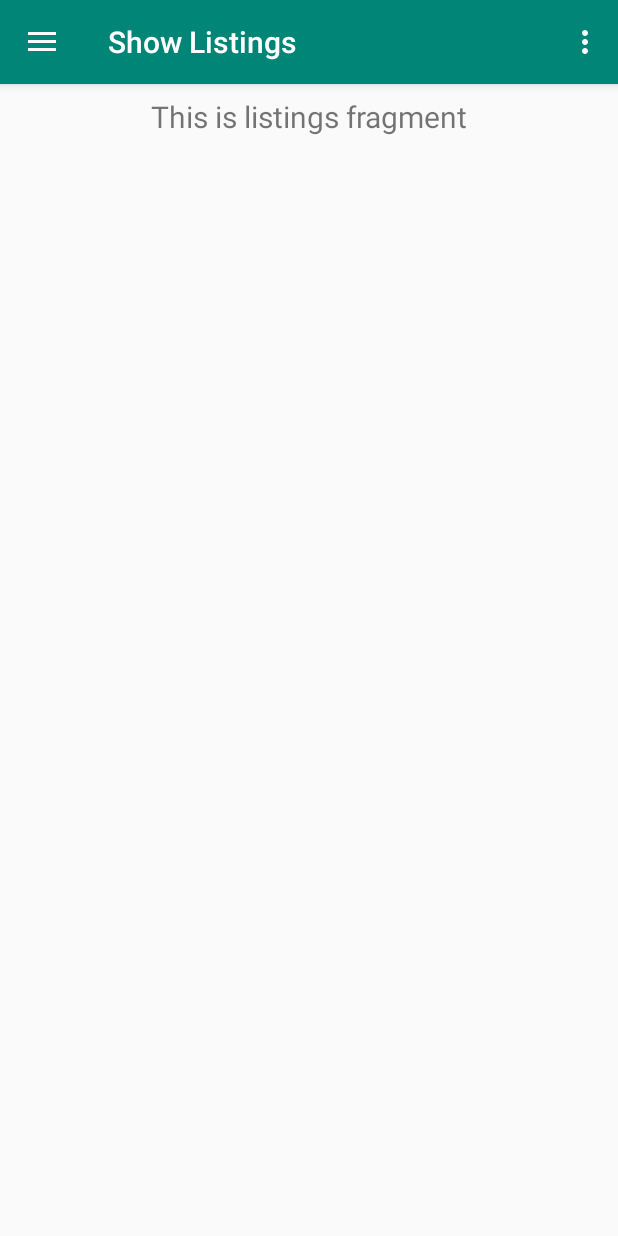
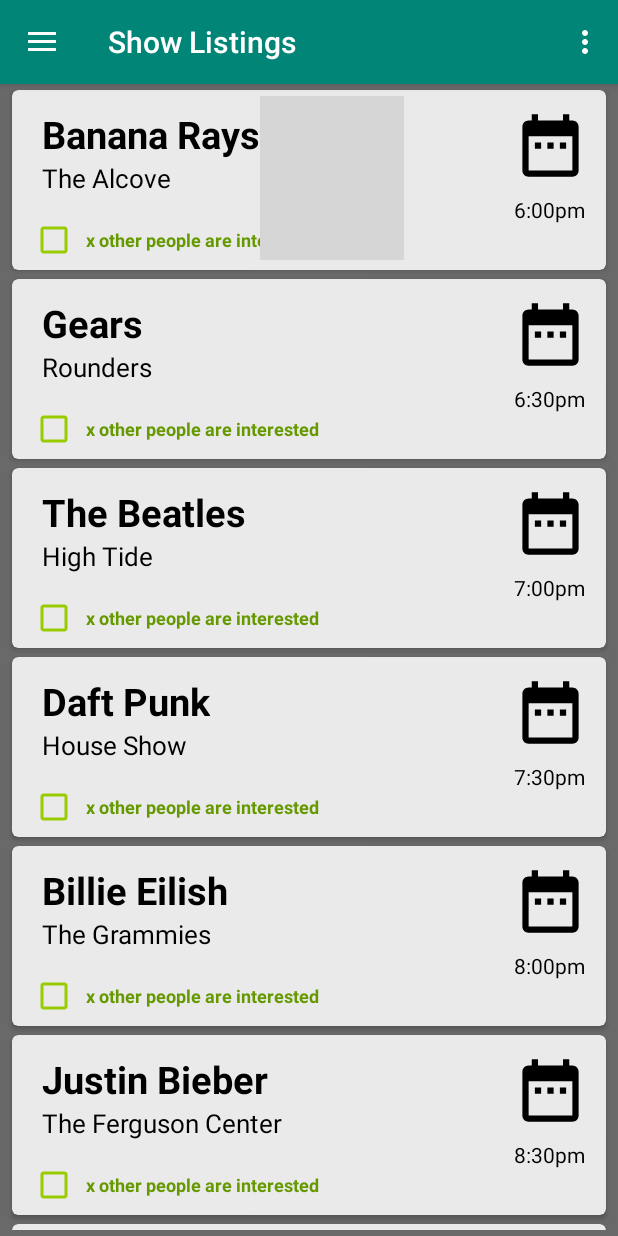
Before and after one commit to ConnorGill/indieHood, an Android app: the screen it shows after launch (MainActivity), on a phone screen of 412 x 824 dp. Run offline under Robolectric (Android 15) with nearby library versions, the phone set to English and light mode, and no system bars; our stand-ins replace navigation-ui; grey boxes are pictures that could not be loaded.

Commit message:
Building the Show Listings view

```diff
--- a/ProjectFiles/app/build.gradle
+++ b/ProjectFiles/app/build.gradle
@@ -30,4 +30,10 @@ dependencies {
     testImplementation 'junit:junit:4.12'
     androidTestImplementation 'androidx.test.ext:junit:1.1.0'
     androidTestImplementation 'androidx.test.espresso:espresso-core:3.1.1'
+    //recycler
+    implementation 'androidx.recyclerview:recyclerview:1.0.0'
+    //card
+    implementation 'androidx.cardview:cardview:1.0.0'
+
+
 }
--- /dev/null
+++ b/ProjectFiles/app/src/main/java/com/example/myapplication/ui/listings/ListingAdapter.java
@@ -0,0 +1,76 @@
+package com.example.myapplication.ui.listings;
+
+import android.view.LayoutInflater;
+import android.view.View;
+import android.view.ViewGroup;
+import android.widget.CheckBox;
+import android.widget.ImageView;
+import android.widget.TextView;
+
+import androidx.annotation.NonNull;
+import androidx.recyclerview.widget.RecyclerView;
+
+import com.example.myapplication.R;
+
+import java.util.ArrayList;
+import java.util.ResourceBundle;
+
+public class ListingAdapter extends RecyclerView.Adapter<ListingAdapter.ListingViewHolder> {
+    private ArrayList<ShowListing> showListings;
+
+    public static class ListingViewHolder extends RecyclerView.ViewHolder {
+        public TextView mTextBandName;
+        public TextView mTextVenue;
+        public TextView mTextTime;
+        public TextView mInterestedText;
+        public ImageView mBandFavorited;
+        public ImageView mVenueFavorited;
+        public CheckBox mUserInterested;
+
+        public ListingViewHolder(View itemView){
+            super(itemView);
+            mTextBandName = itemView.findViewById(R.id.bandName);
+            mTextVenue = itemView.findViewById(R.id.venue);
+            mTextTime = itemView.findViewById(R.id.time);
+            mInterestedText = itemView.findViewById(R.id.interested_text);
+            mBandFavorited = itemView.findViewById(R.id.bandFavorited);
+            mVenueFavorited = itemView.findViewById(R.id.venueFavorited);
+            mUserInterested = itemView.findViewById(R.id.interested);
+        }
+    }
+
+    public ListingAdapter(ArrayList<ShowListing> showList) {
+        this.showListings = showList;
+    }
+
+    @NonNull
+    @Override
+    public ListingViewHolder onCreateViewHolder(@NonNull ViewGroup parent, int viewType) {
+        View v = LayoutInflater.from(parent.getContext()).inflate(R.layout.show_listing, parent, false);
+        ListingViewHolder evh = new ListingViewHolder(v);
+        return evh;
+    }
+    @Override
+    public int getItemViewType(int position) {
+        return position;
+    }
+    @Override
+    public void onBindViewHolder(final @NonNull ListingViewHolder holder, int position) {
+        final ShowListing currentItem = this.showListings.get(position);
+        holder.mTextBandName.setText(currentItem.getBandName());
+        holder.mTextVenue.setText(currentItem.getVenue());
+        holder.mTextTime.setText(currentItem.getTime());
+        holder.mInterestedText.setText(currentItem.getNumberInterested());
+        if (currentItem.getBandFavorite()){
+            holder.mBandFavorited.setImageResource(R.drawable.favorites_icon_24dp);
+        }
+        if (currentItem.getVenueFavorite()){
+            holder.mVenueFavorited.setImageResource(R.drawable.favorites_icon_24dp);
+        }
+    }
+
+    @Override
+    public int getItemCount() {
+        return this.showListings.size();
+    }
+}
--- a/ProjectFiles/app/src/main/java/com/example/myapplication/ui/listings/ListingsFragment.java
+++ b/ProjectFiles/app/src/main/java/com/example/myapplication/ui/listings/ListingsFragment.java
@@ -11,8 +11,12 @@ import androidx.annotation.NonNull;
 import androidx.fragment.app.Fragment;
 import androidx.lifecycle.Observer;
 import androidx.lifecycle.ViewModelProviders;
+import androidx.recyclerview.widget.LinearLayoutManager;
+import androidx.recyclerview.widget.RecyclerView;
 
 import com.example.myapplication.R;
+
+import java.util.ArrayList;
 
 public class ListingsFragment extends Fragment {
 
@@ -20,16 +24,38 @@ public class ListingsFragment extends Fragment {
 
     public View onCreateView(@NonNull LayoutInflater inflater,
                              ViewGroup container, Bundle savedInstanceState) {
+        RecyclerView allListings;
+        RecyclerView.Adapter mAdapter;
+        RecyclerView.LayoutManager mLayoutManager;
+
         listingsViewModel =
                 ViewModelProviders.of(this).get(ListingsViewModel.class);
         View root = inflater.inflate(R.layout.fragment_listings, container, false);
-        final TextView textView = root.findViewById(R.id.text_home);
-        listingsViewModel.getText().observe(this, new Observer<String>() {
-            @Override
-            public void onChanged(@Nullable String s) {
-                textView.setText(s);
-            }
-        });
+        ArrayList<ShowListing> showLists = new ArrayList<>();
+        showLists.add(new ShowListing("Banana Rays", "The Alcove", "6:00pm"));
+        showLists.add(new ShowListing("Gears", "Rounders", "6:30pm"));
+        showLists.add(new ShowListing("The Beatles", "High Tide", "7:00pm"));
+        showLists.add(new ShowListing("Daft Punk", "House Show", "7:30pm"));
+        showLists.add(new ShowListing("Billie Eilish", "The Grammies", "8:00pm"));
+        showLists.add(new ShowListing("Justin Bieber", "The Ferguson Center", "8:30pm"));
+        showLists.add(new ShowListing("Banana Rays", "The Alcove", "9:00pm"));
+        showLists.add(new ShowListing("Foo Fighters", "Mellow Mushroom", "9:30pm"));
+        showLists.add(new ShowListing("Ariana Grande", "Sigma Chi", "10:00pm"));
+        showLists.add(new ShowListing("Jack Stauber", "Red Shed", "10:30pm"));
+        showLists.add(new ShowListing("Taylor Swift", "Houndstooth", "11:00pm"));
+        showLists.add(new ShowListing("Lil' Nas X", "Rhythm and Brews", "11:30pm"));
+        showLists.add(new ShowListing("Drake", "Green Bar", "12:00am"));
+        mAdapter = new ListingAdapter(showLists);
+
+
+;
+
+        allListings = root.findViewById(R.id.listings);
+        allListings.setHasFixedSize(true);
+        mLayoutManager = new LinearLayoutManager(this.getContext());
+        allListings.setLayoutManager(mLayoutManager);
+        allListings.setAdapter(mAdapter);
         return root;
     }
+
 }
--- /dev/null
+++ b/ProjectFiles/app/src/main/java/com/example/myapplication/ui/listings/ShowListing.java
@@ -0,0 +1,60 @@
+package com.example.myapplication.ui.listings;
+
+public class ShowListing {
+    private String mBandName;
+    private String mVenue;
+    private String mTime;
+    private Boolean mUserInterested;
+    private Integer mNumberInterested;
+    private Boolean mUserFavoritedBand;
+    private Boolean mUserFavoritedVenue;
+    //private String mDate;     //this will be converted into an image displayed rather than just an image of a calendar
+    public ShowListing(String band, String venue, String time) {
+        this.mBandName = band;
+        this.mVenue = venue;
+        this.mTime = time;
+        this.mNumberInterested = 0; //determine number interested based on user's who have liked a certain listing
+        this.mUserInterested = false;
+        this.mUserFavoritedVenue = false;
+        this.mUserFavoritedBand = false;
+        if (band == "Banana Rays"){             //for dummy data
+            this.mUserFavoritedBand = true;
+        }
+        if (venue == "Red Shed"){
+            this.mUserFavoritedVenue = true;
+        }
+        //grab interested and favorite true/false information from database based on the user's device ID
+    }
+
+    public String getBandName() {
+        return mBandName;
+    }
+    public String getVenue() {
+        return mVenue;
+    }
+
+    public String getTime() {
+        return mTime;
+    }
+
+    public Boolean getUserInterested() {
+        return mUserInterested;
+    }
+
+    public String getNumberInterested () {
+        if (getUserInterested()){
+            return ("you and x other people are interested");
+        }
+        else {
+            return "x other people are interested";
+        }
+    }
+
+    public Boolean getBandFavorite() {
+        return mUserFavoritedBand;
+    }
+
+    public Boolean getVenueFavorite() {
+        return mUserFavoritedVenue;
+    }
+}
--- /dev/null
+++ b/ProjectFiles/app/src/main/res/drawable/ic_calendar_placeholder.xml
@@ -0,0 +1,9 @@
+<vector xmlns:android="http://schemas.android.com/apk/res/android"
+        android:width="50dp"
+        android:height="50dp"
+        android:viewportWidth="24.0"
+        android:viewportHeight="24.0">
+    <path
+        android:fillColor="#FF000000"
+        android:pathData="M9,11L7,11v2h2v-2zM13,11h-2v2h2v-2zM17,11h-2v2h2v-2zM19,4h-1L18,2h-2v2L8,4L8,2L6,2v2L5,4c-1.11,0 -1.99,0.9 -1.99,2L3,20c0,1.1 0.89,2 2,2h14c1.1,0 2,-0.9 2,-2L21,6c0,-1.1 -0.9,-2 -2,-2zM19,20L5,20L5,9h14v11z"/>
+</vector>
--- a/ProjectFiles/app/src/main/res/layout/fragment_listings.xml
+++ b/ProjectFiles/app/src/main/res/layout/fragment_listings.xml
@@ -1,19 +1,17 @@
 <?xml version="1.0" encoding="utf-8"?>
-<androidx.constraintlayout.widget.ConstraintLayout xmlns:android="http://schemas.android.com/apk/res/android"
-    xmlns:app="http://schemas.android.com/apk/res-auto"
+<RelativeLayout xmlns:android="http://schemas.android.com/apk/res/android"
+    xmlns:tools="http://schemas.android.com/tools"
     android:layout_width="match_parent"
     android:layout_height="match_parent">
 
-    <TextView
-        android:id="@+id/text_home"
+
+    <androidx.recyclerview.widget.RecyclerView
+        android:id="@+id/listings"
         android:layout_width="match_parent"
-        android:layout_height="wrap_content"
-        android:layout_marginStart="8dp"
-        android:layout_marginTop="8dp"
-        android:layout_marginEnd="8dp"
-        android:textAlignment="center"
-        android:textSize="20sp"
-        app:layout_constraintEnd_toEndOf="parent"
-        app:layout_constraintStart_toStartOf="parent"
-        app:layout_constraintTop_toTopOf="parent" />
-</androidx.constraintlayout.widget.ConstraintLayout>
+        android:layout_height="match_parent"
+        android:padding="4dp"
+        android:scrollbars="vertical"
+        android:background="#696969"
+        tools:layout_editor_absoluteX="1dp"
+        tools:layout_editor_absoluteY="36dp" />
+</RelativeLayout>
--- /dev/null
+++ b/ProjectFiles/app/src/main/res/layout/show_listing.xml
@@ -0,0 +1,103 @@
+<?xml version="1.0" encoding="utf-8"?>
+<androidx.cardview.widget.CardView xmlns:android="http://schemas.android.com/apk/res/android"
+    xmlns:app="http://schemas.android.com/apk/res-auto"
+    android:layout_width="match_parent"
+    android:layout_height="120dp"
+    android:layout_gravity="center"
+    android:layout_marginLeft="4dp"
+    android:layout_marginRight="4dp"
+    android:layout_marginBottom="6dp"
+    app:cardBackgroundColor="#eaeaea"
+    app:cardCornerRadius="4dp">
+
+    <RelativeLayout
+        android:layout_width="match_parent"
+        android:layout_height="match_parent"
+        android:layout_margin="4dp">
+
+        <ImageView
+            android:id="@+id/date"
+            android:layout_width="wrap_content"
+            android:layout_height="wrap_content"
+            android:layout_alignParentTop="true"
+            android:layout_alignParentRight="true"
+            android:layout_alignParentEnd="true"
+            android:padding="8dp"
+            android:src="@drawable/ic_calendar_placeholder" />
+
+        <ImageView
+            android:id="@+id/bandFavorited"
+            android:layout_width="wrap_content"
+            android:layout_height="wrap_content"
+            android:layout_toRightOf="@+id/bandName"
+            android:paddingTop="13dp"
+            />
+
+        <ImageView
+            android:id="@+id/venueFavorited"
+            android:layout_width="wrap_content"
+            android:layout_height="wrap_content"
+            android:layout_toRightOf="@+id/venue"
+            android:paddingTop="40dp"
+            />
+
+        <TextView
+            android:id="@+id/bandName"
+            android:layout_width="wrap_content"
+            android:layout_height="wrap_content"
+            android:layout_marginStart="8dp"
+            android:layout_marginLeft="8dp"
+            android:paddingLeft="8dp"
+            android:paddingTop="8dp"
+            android:text="Band Name"
+            android:textColor="@android:color/black"
+            android:textSize="25sp"
+            android:textStyle="bold" />
+
+        <CheckBox
+            android:id="@+id/interested"
+            android:layout_width="wrap_content"
+            android:layout_height="wrap_content"
+            android:layout_alignParentBottom="true"
+            android:paddingLeft="8dp"
+            android:layout_marginStart="8dp"
+            android:layout_marginLeft="7dp"
+            android:buttonTint="@android:color/holo_green_light"/>
+
+        <TextView
+            android:id="@+id/interested_text"
+            android:layout_width="wrap_content"
+            android:layout_height="wrap_content"
+            android:text="People interested"
+            android:textColor="@android:color/holo_green_dark"
+            android:textStyle="bold"
+            android:textSize="12dp"
+            android:layout_alignParentBottom="true"
+            android:paddingLeft="45dp"
+            android:paddingBottom="8dp"/>
+
+        <TextView
+            android:id="@+id/venue"
+            android:layout_width="wrap_content"
+            android:layout_height="wrap_content"
+            android:layout_below="@+id/bandName"
+            android:layout_marginStart="8dp"
+            android:layout_marginLeft="8dp"
+            android:paddingLeft="8dp"
+            android:text="Venue"
+            android:textColor="@android:color/black"
+            android:textSize="17sp" />
+
+        <TextView
+            android:id="@+id/time"
+            android:layout_width="wrap_content"
+            android:layout_height="wrap_content"
+            android:layout_below="@id/date"
+            android:layout_alignParentRight="true"
+            android:layout_toRightOf="@+id/listings"
+            android:paddingRight="10dp"
+            android:text="Time"
+            android:textColor="@android:color/black"
+            android:textSize="14sp" />
+    </RelativeLayout>
+</androidx.cardview.widget.CardView>
--- a/ProjectFiles/app/src/main/res/values/strings.xml
+++ b/ProjectFiles/app/src/main/res/values/strings.xml
@@ -6,7 +6,6 @@
     <string name="nav_header_subtitle">find your beat</string>
     <string name="nav_header_desc">Navigation header</string>
     <string name="action_settings">Settings</string>
-
     <string name="menu_listings">Show Listings</string>
     <string name="menu_favorites">Favorites</string>
     <string name="menu_settings">Settings</string>
--- a/ProjectFiles/build.gradle
+++ b/ProjectFiles/build.gradle
@@ -18,7 +18,9 @@ allprojects {
     repositories {
         google()
         jcenter()
-
+        maven {
+            url "https://maven.google.com"
+        }
     }
 }
 
```
Also changed, not shown: 1 other file.
